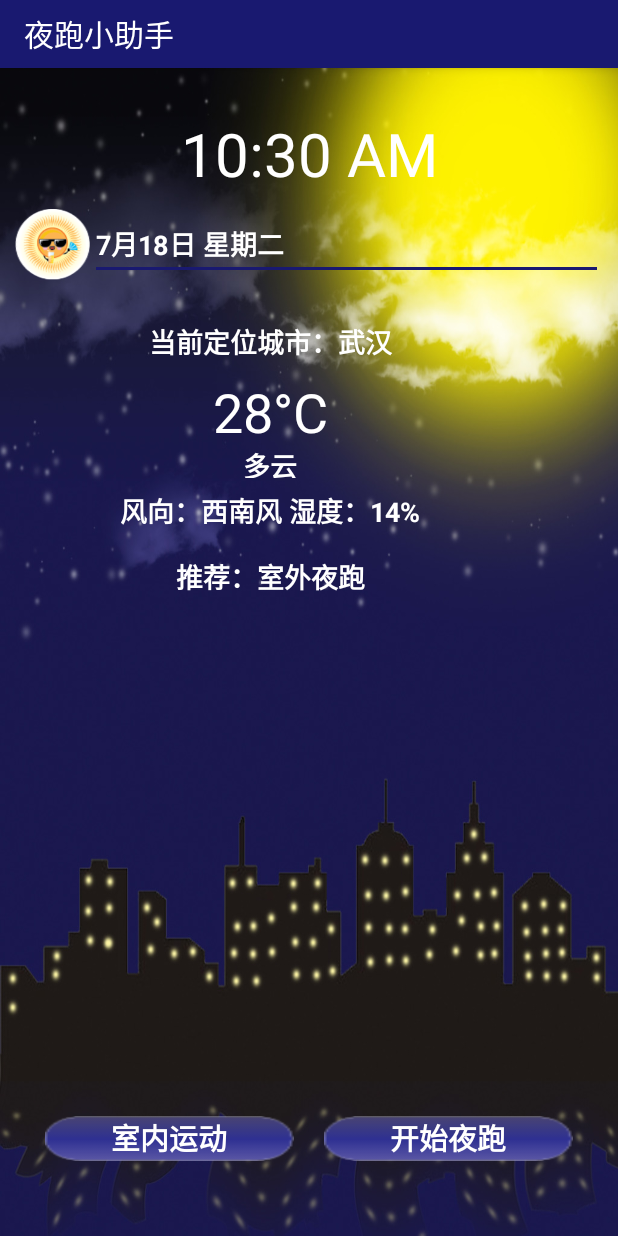
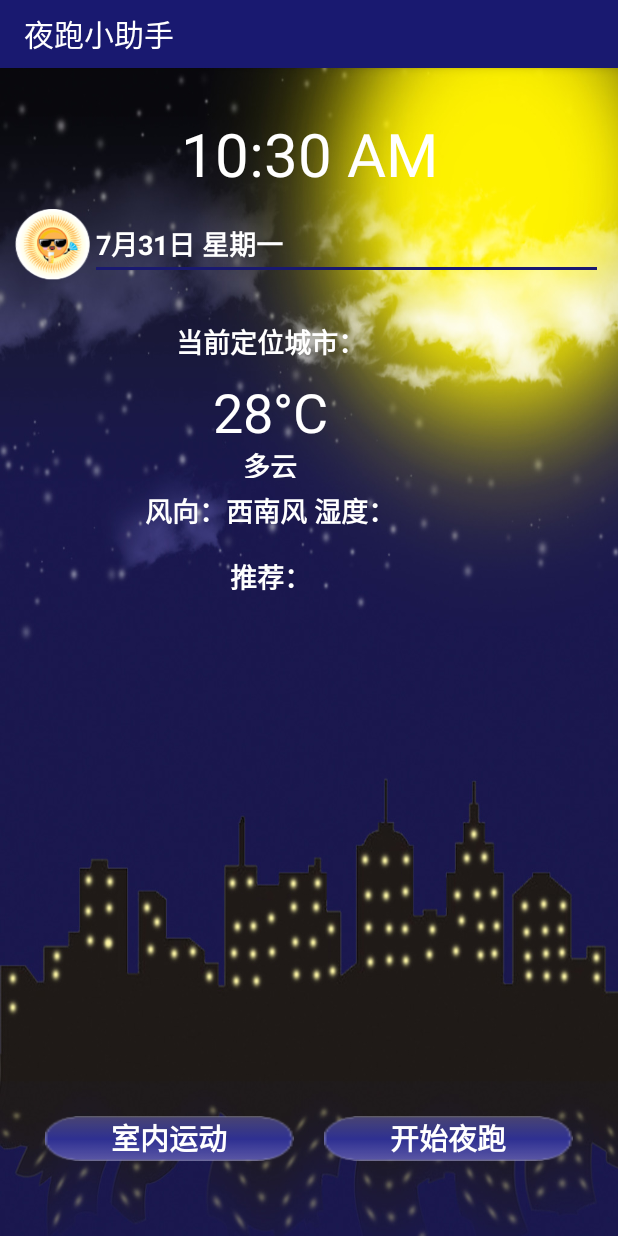
Before and after one commit to siweituxin-whursgis/Route-NightRun, an Android app: the WeatherActivity screen opened directly, with no data from a screen before it, on a phone screen of 412 x 824 dp. Run offline under Robolectric (Android 15) with nearby library versions, the phone set to English and light mode, and no system bars.

Commit message:
临时提交

```diff
--- a/app/src/main/res/layout/activity_weather.xml
+++ b/app/src/main/res/layout/activity_weather.xml
@@ -30,7 +30,6 @@
             android:textSize="40sp" />
 
 
-
         <LinearLayout
             android:layout_width="match_parent"
             android:layout_height="wrap_content"
@@ -51,7 +50,7 @@
                 android:layout_height="wrap_content"
                 android:ems="10"
                 android:inputType="date"
-                android:text="7月18日 星期二"
+                android:text="7月31日 星期一"
                 android:textColor="@android:color/background_light"
                 android:textColorLink="@android:color/primary_text_dark"
                 android:textStyle="bold"
@@ -75,7 +74,7 @@
                 android:ems="10"
                 android:gravity="center"
                 android:inputType="textPersonName"
-                android:text="当前定位城市：武汉"
+                android:text="当前定位城市："
                 android:textAlignment="center"
                 android:textColor="@android:color/background_light"
                 android:textSize="18sp"
@@ -113,7 +112,7 @@
                 android:layout_marginLeft="70dp"
                 android:layout_weight="0.38"
                 android:gravity="center"
-                android:text="风向：西南风 湿度：14%"
+                android:text="风向：西南风 湿度："
                 android:textAlignment="center"
                 android:textColor="@android:color/background_light"
                 android:textSize="18sp"
@@ -126,7 +125,7 @@
                 android:layout_marginLeft="70dp"
                 android:layout_weight="0.38"
                 android:gravity="center"
-                android:text="推荐：室外夜跑"
+                android:text="推荐："
                 android:textAlignment="center"
                 android:textColor="@android:color/background_light"
                 android:textSize="18sp"
```
